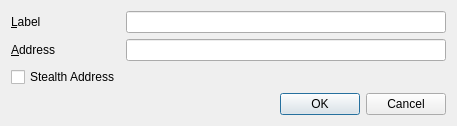
Above: src/qt/forms/editaddressdialog.ui from FeatherCoin/Feathercoin before the change. Below: the same form after it.
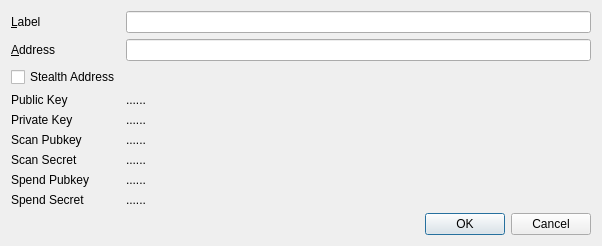
That is the form after the change. Custom widgets are drawn as their Qt base class.

What changed in the file:
```diff
--- a/src/qt/forms/editaddressdialog.ui
+++ b/src/qt/forms/editaddressdialog.ui
@@ -6,8 +6,8 @@
    <rect>
     <x>0</x>
     <y>0</y>
-    <width>457</width>
-    <height>126</height>
+    <width>602</width>
+    <height>236</height>
    </rect>
   </property>
   <property name="windowTitle">
@@ -60,6 +60,97 @@
        </property>
       </widget>
      </item>
+     <item row="3" column="0">
+      <widget class="QLabel" name="label_3">
+       <property name="text">
+        <string>Public Key</string>
+       </property>
+      </widget>
+     </item>
+     <item row="4" column="0">
+      <widget class="QLabel" name="label_4">
+       <property name="text">
+        <string>Private Key</string>
+       </property>
+      </widget>
+     </item>
+     <item row="2" column="1">
+      <widget class="QLabel" name="label_5">
+       <property name="text">
+        <string/>
+       </property>
+      </widget>
+     </item>
+     <item row="3" column="1">
+      <widget class="QLabel" name="lblPubkey">
+       <property name="text">
+        <string>......</string>
+       </property>
+      </widget>
+     </item>
+     <item row="4" column="1">
+      <widget class="QLabel" name="lblPrikey">
+       <property name="text">
+        <string>......</string>
+       </property>
+      </widget>
+     </item>
+     <item row="5" column="0">
+      <widget class="QLabel" name="label_8">
+       <property name="text">
+        <string>Scan Pubkey</string>
+       </property>
+      </widget>
+     </item>
+     <item row="6" column="0">
+      <widget class="QLabel" name="label_9">
+       <property name="text">
+        <string>Scan Secret</string>
+       </property>
+      </widget>
+     </item>
+     <item row="7" column="0">
+      <widget class="QLabel" name="lblSpendPubkeyT">
+       <property name="text">
+        <string>Spend Pubkey</string>
+       </property>
+      </widget>
+     </item>
+     <item row="8" column="0">
+      <widget class="QLabel" name="lblSpendSecretT">
+       <property name="text">
+        <string>Spend Secret</string>
+       </property>
+      </widget>
+     </item>
+     <item row="5" column="1">
+      <widget class="QLabel" name="lblScanPubkey">
+       <property name="text">
+        <string>......</string>
+       </property>
+      </widget>
+     </item>
+     <item row="6" column="1">
+      <widget class="QLabel" name="lblScanSecret">
+       <property name="text">
+        <string>......</string>
+       </property>
+      </widget>
+     </item>
+     <item row="7" column="1">
+      <widget class="QLabel" name="lblSpendPubkey">
+       <property name="text">
+        <string>......</string>
+       </property>
+      </widget>
+     </item>
+     <item row="8" column="1">
+      <widget class="QLabel" name="lblSpendSecret">
+       <property name="text">
+        <string>......</string>
+       </property>
+      </widget>
+     </item>
     </layout>
    </item>
    <item>
```
